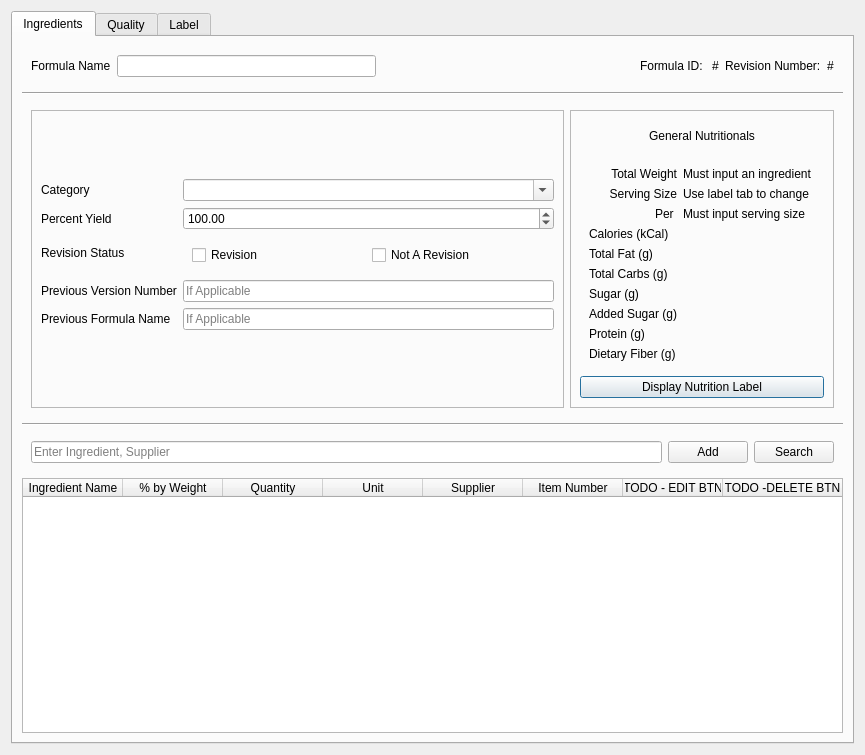
First picture: the form in pjrd/ui/formulaEditor.ui, repository NAustinO/NutriPress, before the edit.
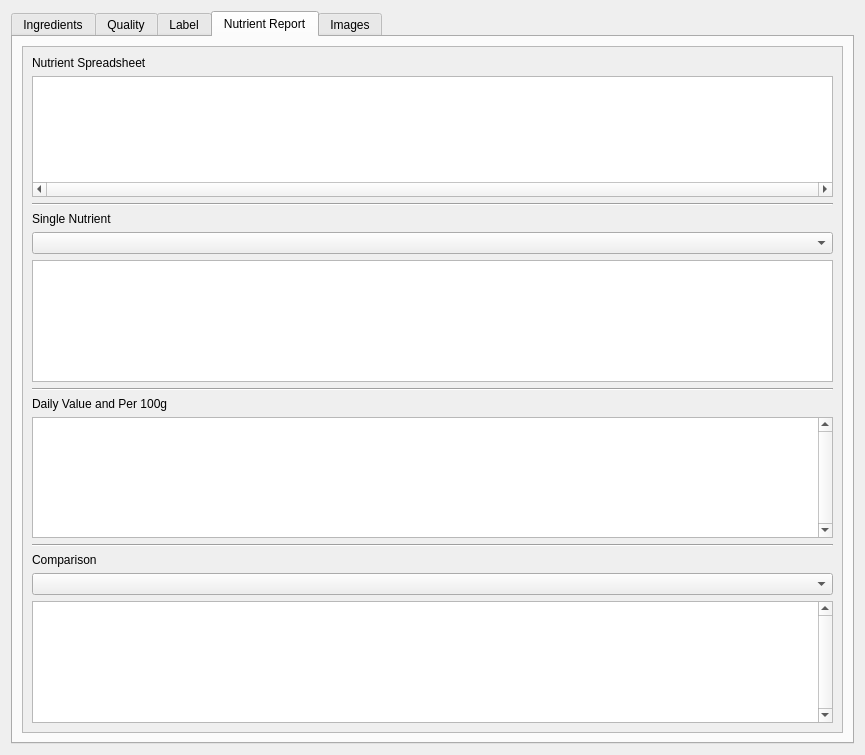
Second picture: the form after the edit.

Diff of the .ui file:
```diff
--- a/pjrd/ui/formulaEditor.ui
+++ b/pjrd/ui/formulaEditor.ui
@@ -23,7 +23,7 @@
       </size>
      </property>
      <property name="currentIndex">
-      <number>0</number>
+      <number>3</number>
      </property>
      <property name="usesScrollButtons">
       <bool>true</bool>
@@ -1036,74 +1036,17 @@
             </widget>
            </item>
            <item>
-            <widget class="QFrame" name="labelSettingsFrame">
-             <property name="frameShape">
-              <enum>QFrame::StyledPanel</enum>
+            <spacer name="verticalSpacer">
+             <property name="orientation">
+              <enum>Qt::Vertical</enum>
              </property>
-             <property name="frameShadow">
-              <enum>QFrame::Raised</enum>
+             <property name="sizeHint" stdset="0">
+              <size>
+               <width>20</width>
+               <height>40</height>
+              </size>
              </property>
-             <layout class="QVBoxLayout" name="verticalLayout_13">
-              <item>
-               <widget class="QLabel" name="labelSettingsHeaderLabel">
-                <property name="text">
-                 <string>General Label Settings</string>
-                </property>
-                <property name="alignment">
-                 <set>Qt::AlignCenter</set>
-                </property>
-               </widget>
-              </item>
-              <item>
-               <widget class="QWidget" name="labelSettingsContainerWidget" native="true">
-                <layout class="QGridLayout" name="gridLayout_2">
-                 <item row="0" column="0">
-                  <widget class="QWidget" name="voluntaryNutritionalsContainerWidget" native="true">
-                   <property name="whatsThis">
-                    <string>User inputted list for which nutritionals to display on label </string>
-                   </property>
-                   <layout class="QVBoxLayout" name="verticalLayout_5">
-                    <item>
-                     <widget class="QLabel" name="voluntaryNutritionalsLabel">
-                      <property name="text">
-                       <string>Voluntary Nutritional Configurations</string>
-                      </property>
-                      <property name="alignment">
-                       <set>Qt::AlignCenter</set>
-                      </property>
-                     </widget>
-                    </item>
-                    <item>
-                     <widget class="QListWidget" name="voluntaryNutritionalsListWidget"/>
-                    </item>
-                   </layout>
-                  </widget>
-                 </item>
-                 <item row="0" column="1">
-                  <widget class="QWidget" name="generalSettingsHeaderWidget" native="true">
-                   <layout class="QVBoxLayout" name="verticalLayout_12">
-                    <item>
-                     <widget class="QLabel" name="generalSettingsHeaderLabel">
-                      <property name="text">
-                       <string>General Settings</string>
-                      </property>
-                     </widget>
-                    </item>
-                    <item>
-                     <widget class="QCheckBox" name="checkBox_2">
-                      <property name="text">
-                       <string>CheckBox</string>
-                      </property>
-                     </widget>
-                    </item>
-                   </layout>
-                  </widget>
-                 </item>
-                </layout>
-               </widget>
-              </item>
-             </layout>
-            </widget>
+            </spacer>
            </item>
           </layout>
          </widget>
@@ -1124,6 +1067,165 @@
        </item>
       </layout>
      </widget>
+     <widget class="QWidget" name="nutrientReportTab">
+      <attribute name="title">
+       <string>Nutrient Report</string>
+      </attribute>
+      <layout class="QVBoxLayout" name="verticalLayout_15">
+       <item>
+        <widget class="QScrollArea" name="nutrientReportScrollArea">
+         <property name="widgetResizable">
+          <bool>true</bool>
+         </property>
+         <widget class="QWidget" name="scrollAreaWidgetContents">
+          <property name="geometry">
+           <rect>
+            <x>0</x>
+            <y>0</y>
+            <width>793</width>
+            <height>674</height>
+           </rect>
+          </property>
+          <layout class="QVBoxLayout" name="verticalLayout_5">
+           <item>
+            <widget class="QLabel" name="nutrientSpreadsheetLabel">
+             <property name="text">
+              <string>Nutrient Spreadsheet</string>
+             </property>
+            </widget>
+           </item>
+           <item>
+            <widget class="QTableView" name="nutrientReportTableView">
+             <property name="font">
+              <font>
+               <pointsize>9</pointsize>
+              </font>
+             </property>
+             <property name="horizontalScrollBarPolicy">
+              <enum>Qt::ScrollBarAlwaysOn</enum>
+             </property>
+             <property name="editTriggers">
+              <set>QAbstractItemView::NoEditTriggers</set>
+             </property>
+             <property name="alternatingRowColors">
+              <bool>true</bool>
+             </property>
+             <property name="sortingEnabled">
+              <bool>true</bool>
+             </property>
+            </widget>
+           </item>
+           <item>
+            <widget class="Line" name="horizLine1">
+             <property name="orientation">
+              <enum>Qt::Horizontal</enum>
+             </property>
+            </widget>
+           </item>
+           <item>
+            <widget class="QLabel" name="singleNutrientLabel">
+             <property name="text">
+              <string>Single Nutrient </string>
+             </property>
+            </widget>
+           </item>
+           <item>
+            <widget class="QComboBox" name="nutrientReportCombobox">
+             <property name="currentText">
+              <string notr="true"/>
+             </property>
+            </widget>
+           </item>
+           <item>
+            <widget class="QGraphicsView" name="singleNutrientGraphicsView"/>
+           </item>
+           <item>
+            <widget class="Line" name="horizLine2">
+             <property name="orientation">
+              <enum>Qt::Horizontal</enum>
+             </property>
+            </widget>
+           </item>
+           <item>
+            <widget class="QLabel" name="dailyValueLabel">
+             <property name="text">
+              <string>Daily Value and Per 100g</string>
+             </property>
+            </widget>
+           </item>
+           <item>
+            <widget class="QTableWidget" name="dvReportTableWidget">
+             <property name="verticalScrollBarPolicy">
+              <enum>Qt::ScrollBarAlwaysOn</enum>
+             </property>
+            </widget>
+           </item>
+           <item>
+            <widget class="Line" name="horizLine3">
+             <property name="orientation">
+              <enum>Qt::Horizontal</enum>
+             </property>
+            </widget>
+           </item>
+           <item>
+            <widget class="QLabel" name="byComparisonLabel">
+             <property name="text">
+              <string>Comparison</string>
+             </property>
+            </widget>
+           </item>
+           <item>
+            <widget class="QComboBox" name="comboBox"/>
+           </item>
+           <item>
+            <widget class="QTableView" name="compareReportTableView">
+             <property name="verticalScrollBarPolicy">
+              <enum>Qt::ScrollBarAlwaysOn</enum>
+             </property>
+             <property name="editTriggers">
+              <set>QAbstractItemView::NoEditTriggers</set>
+             </property>
+            </widget>
+           </item>
+          </layout>
+         </widget>
+        </widget>
+       </item>
+      </layout>
+     </widget>
+     <widget class="QWidget" name="imagesTab">
+      <attribute name="title">
+       <string>Images</string>
+      </attribute>
+      <layout class="QVBoxLayout" name="verticalLayout_12">
+       <item>
+        <widget class="QTableWidget" name="imagesTableWidget">
+         <property name="editTriggers">
+          <set>QAbstractItemView::NoEditTriggers</set>
+         </property>
+         <attribute name="horizontalHeaderCascadingSectionResizes">
+          <bool>false</bool>
+         </attribute>
+         <attribute name="horizontalHeaderDefaultSectionSize">
+          <number>260</number>
+         </attribute>
+         <attribute name="horizontalHeaderStretchLastSection">
+          <bool>true</bool>
+         </attribute>
+         <column>
+          <property name="text">
+           <string>Context/Note</string>
+          </property>
+         </column>
+         <column>
+          <property name="text">
+           <string>Image</string>
+          </property>
+         </column>
+        </widget>
+       </item>
+      </layout>
+     </widget>
     </widget>
    </item>
   </layout>
```
